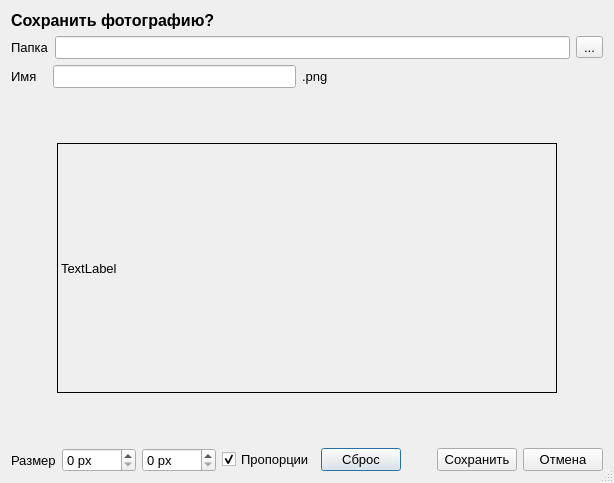
This is picturewindow.ui in gurmaaan/WeldAnalysis as Qt 5 draws it before an edit. The edited form follows.
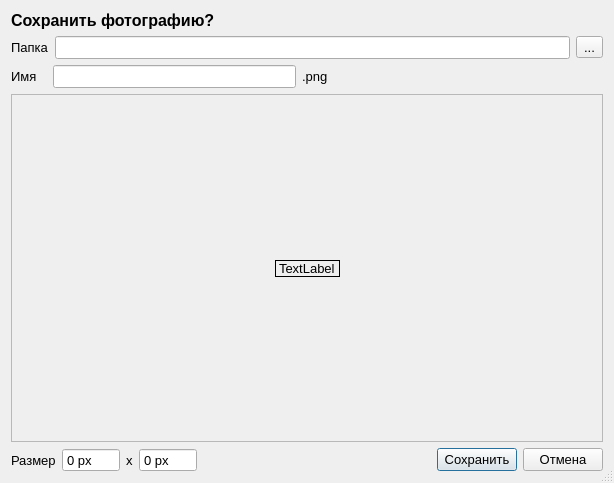
This is the edited form.

Diff of the .ui file:
```diff
--- a/picturewindow.ui
+++ b/picturewindow.ui
@@ -25,7 +25,7 @@
   <property name="modal">
    <bool>true</bool>
   </property>
-  <layout class="QVBoxLayout" name="verticalLayout_2">
+  <layout class="QVBoxLayout" name="verticalLayout">
    <item>
     <widget class="QLabel" name="label">
      <property name="font">
@@ -120,52 +120,28 @@
     </layout>
    </item>
    <item>
-    <layout class="QHBoxLayout" name="horizontalLayout_5">
-     <item>
-      <spacer name="horizontalSpacer">
-       <property name="orientation">
-        <enum>Qt::Horizontal</enum>
-       </property>
-       <property name="sizeType">
-        <enum>QSizePolicy::MinimumExpanding</enum>
-       </property>
-       <property name="sizeHint" stdset="0">
-        <size>
-         <width>40</width>
-         <height>20</height>
-        </size>
-       </property>
-      </spacer>
-     </item>
-     <item>
-      <layout class="QVBoxLayout" name="verticalLayout">
-       <item>
-        <spacer name="verticalSpacer_2">
-         <property name="orientation">
-          <enum>Qt::Vertical</enum>
-         </property>
-         <property name="sizeType">
-          <enum>QSizePolicy::MinimumExpanding</enum>
-         </property>
-         <property name="sizeHint" stdset="0">
-          <size>
-           <width>20</width>
-           <height>40</height>
-          </size>
-         </property>
-        </spacer>
-       </item>
-       <item>
+    <widget class="QScrollArea" name="scrollArea">
+     <property name="widgetResizable">
+      <bool>true</bool>
+     </property>
+     <widget class="QWidget" name="scrollAreaWidgetContents">
+      <property name="geometry">
+       <rect>
+        <x>0</x>
+        <y>0</y>
+        <width>594</width>
+        <height>344</height>
+       </rect>
+      </property>
+      <layout class="QGridLayout" name="gridLayout">
+       <item row="1" column="1">
         <widget class="QLabel" name="picture_label">
-         <property name="minimumSize">
-          <size>
-           <width>500</width>
-           <height>250</height>
-          </size>
-         </property>
          <property name="frameShape">
           <enum>QFrame::Box</enum>
          </property>
+         <property name="lineWidth">
+          <number>1</number>
+         </property>
          <property name="text">
           <string>TextLabel</string>
          </property>
@@ -174,14 +150,37 @@
          </property>
         </widget>
        </item>
-       <item>
+       <item row="0" column="2">
+        <spacer name="horizontalSpacer">
+         <property name="orientation">
+          <enum>Qt::Horizontal</enum>
+         </property>
+         <property name="sizeHint" stdset="0">
+          <size>
+           <width>40</width>
+           <height>20</height>
+          </size>
+         </property>
+        </spacer>
+       </item>
+       <item row="2" column="1">
         <spacer name="verticalSpacer">
          <property name="orientation">
           <enum>Qt::Vertical</enum>
          </property>
-         <property name="sizeType">
-          <enum>QSizePolicy::MinimumExpanding</enum>
+         <property name="sizeHint" stdset="0">
+          <size>
+           <width>20</width>
+           <height>40</height>
+          </size>
          </property>
+        </spacer>
+       </item>
+       <item row="0" column="1">
+        <spacer name="verticalSpacer_2">
+         <property name="orientation">
+          <enum>Qt::Vertical</enum>
+         </property>
          <property name="sizeHint" stdset="0">
           <size>
            <width>20</width>
@@ -190,25 +189,22 @@
          </property>
         </spacer>
        </item>
+       <item row="0" column="0">
+        <spacer name="horizontalSpacer_2">
+         <property name="orientation">
+          <enum>Qt::Horizontal</enum>
+         </property>
+         <property name="sizeHint" stdset="0">
+          <size>
+           <width>40</width>
+           <height>20</height>
+          </size>
+         </property>
+        </spacer>
+       </item>
       </layout>
-     </item>
-     <item>
-      <spacer name="horizontalSpacer_2">
-       <property name="orientation">
-        <enum>Qt::Horizontal</enum>
-       </property>
-       <property name="sizeType">
-        <enum>QSizePolicy::MinimumExpanding</enum>
-       </property>
-       <property name="sizeHint" stdset="0">
-        <size>
-         <width>40</width>
-         <height>20</height>
-        </size>
-       </property>
-      </spacer>
-     </item>
-    </layout>
+     </widget>
+    </widget>
    </item>
    <item>
     <layout class="QHBoxLayout" name="horizontalLayout_4">
@@ -224,41 +220,55 @@
      </item>
      <item>
       <widget class="QSpinBox" name="width_spinBox">
+       <property name="frame">
+        <bool>true</bool>
+       </property>
+       <property name="readOnly">
+        <bool>true</bool>
+       </property>
+       <property name="buttonSymbols">
+        <enum>QAbstractSpinBox::NoButtons</enum>
+       </property>
+       <property name="accelerated">
+        <bool>false</bool>
+       </property>
+       <property name="keyboardTracking">
+        <bool>false</bool>
+       </property>
        <property name="suffix">
         <string> px</string>
        </property>
        <property name="maximum">
-        <number>1000</number>
+        <number>4000</number>
+       </property>
+      </widget>
+     </item>
+     <item>
+      <widget class="QLabel" name="label_2">
+       <property name="text">
+        <string>x</string>
        </property>
       </widget>
      </item>
      <item>
       <widget class="QSpinBox" name="height_spinBox">
+       <property name="readOnly">
+        <bool>true</bool>
+       </property>
+       <property name="buttonSymbols">
+        <enum>QAbstractSpinBox::NoButtons</enum>
+       </property>
+       <property name="accelerated">
+        <bool>false</bool>
+       </property>
+       <property name="keyboardTracking">
+        <bool>false</bool>
+       </property>
        <property name="suffix">
         <string> px</string>
        </property>
        <property name="maximum">
-        <number>1000</number>
-       </property>
-      </widget>
-     </item>
-     <item>
-      <widget class="QCheckBox" name="aspectRatio_checkBox">
-       <property name="text">
-        <string>Пропорции</string>
-       </property>
-       <property name="checked">
-        <bool>true</bool>
-       </property>
-       <property name="tristate">
-        <bool>false</bool>
-       </property>
-      </widget>
-     </item>
-     <item>
-      <widget class="QPushButton" name="resetSize_button">
-       <property name="text">
-        <string>Сброс</string>
+        <number>4000</number>
        </property>
       </widget>
      </item>
```
Left out of the diff: 3 changed lines with no effect on the pictures.
